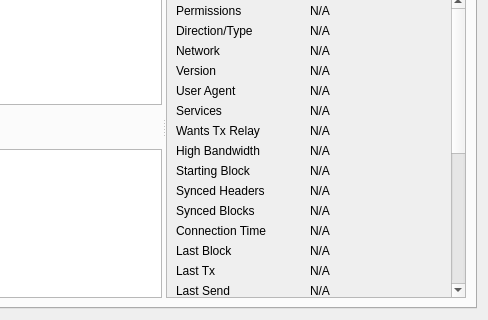
The window that src/qt/forms/debugwindow.ui (BitgesellOfficial/bitgesell) describes before a commit, drawn with Qt 5; both pictures show x 260 to 748 and y 110 to 430 of the 748 by 430 pixel window.
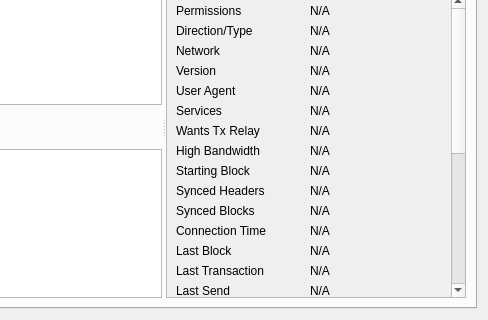
The same window after the commit. The open tabs and pages were chosen to show the change. Icons and pictures are not drawn. Custom widgets are drawn as their Qt base class.

Commit message: gui: use available space to display "Last Transaction" in peer details

Patch:
```diff
--- a/src/qt/forms/debugwindow.ui
+++ b/src/qt/forms/debugwindow.ui
@@ -1358,7 +1358,7 @@
                   <string>Elapsed time since a novel transaction accepted into our mempool was received from this peer.</string>
                  </property>
                  <property name="text">
-                  <string>Last Tx</string>
+                  <string>Last Transaction</string>
                  </property>
                 </widget>
                </item>
```
Left out of the diff: 2 changed lines with no effect on the pictures.
